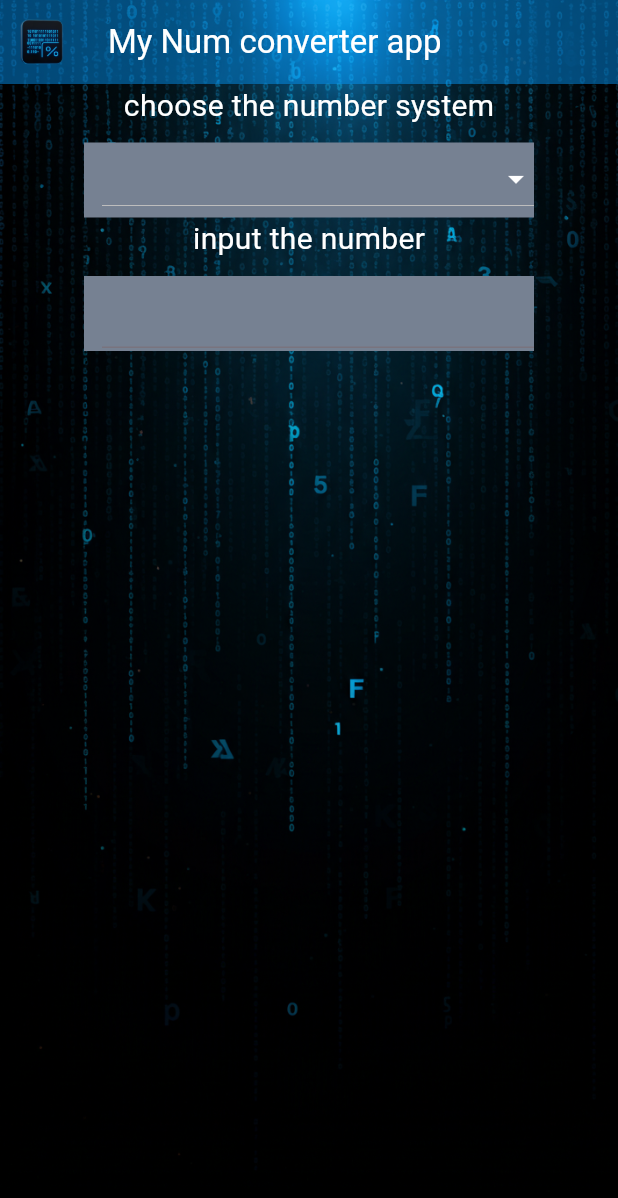
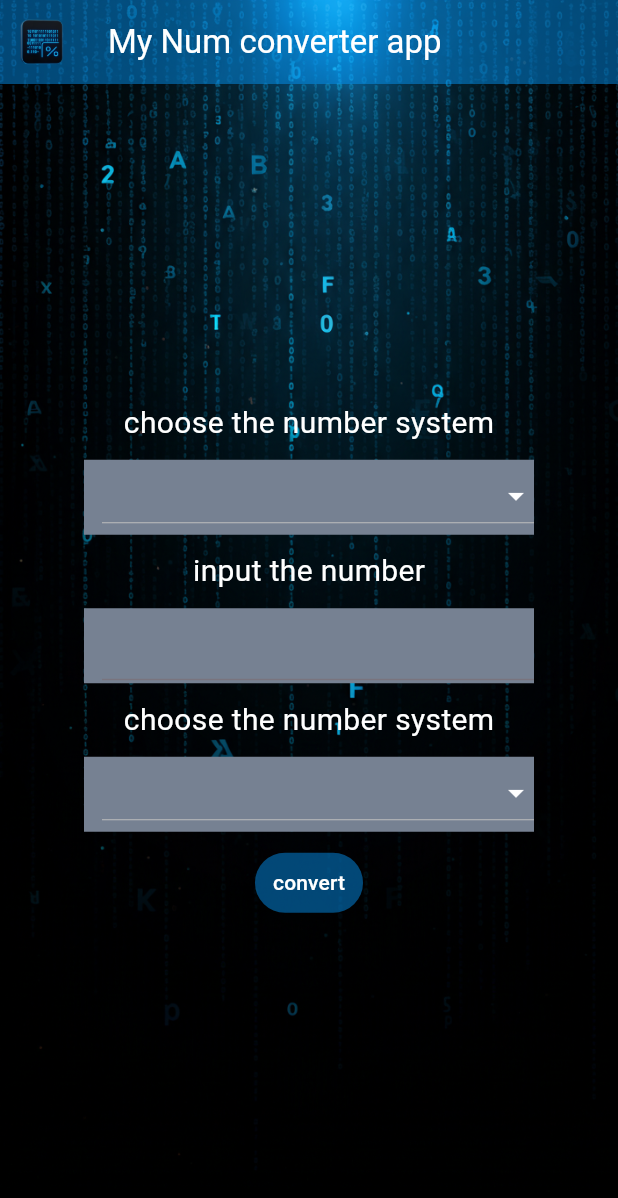
Before and after one commit to 3bcar2702/num_converter, a Flutter app: the screen it shows after launch, on a phone screen of 412 x 824 dp. Shown: the top 1198 px of the screen. Run offline on Flutter 3.47's test engine with Material 3 defaults, Android fonts, the light colour scheme and no system bars.

Commit message:
finished homePage all UI

```diff
--- a/lib/screens/home_page.dart
+++ b/lib/screens/home_page.dart
@@ -1,4 +1,6 @@
 import 'package:flutter/material.dart';
+import 'package:num_converter/screens/widgets/custom_text_button.dart';
+import 'package:num_converter/screens/widgets/custom_text_field.dart';
 import 'package:num_converter/screens/widgets/cutom_dropdown_list.dart';
 import 'package:num_converter/screens/widgets/my_app_bar.dart';
 
@@ -34,29 +36,30 @@ class _HomePageState extends State<HomePage> {
           appBar: myAppBar(),
           body: Column(
             children: [
+              Spacer(),
               Text(
                 'choose the number system',
                 style: TextStyle(color: Colors.white, fontSize: 20),
               ),
               SizedBox(height: 10),
-              custonDropdownList(),
+              CustonDropdownList(),
+              SizedBox(height: 10),
               Text(
                 'input the number',
                 style: TextStyle(color: Colors.white, fontSize: 20),
               ),
               SizedBox(height: 10),
-              Container(
-                height: 50,
-                width: 300,
-                color: const Color.fromARGB(255, 118, 129, 146),
-                child: Padding(
-                  padding: const EdgeInsets.only(left: 12.0),
-                  child: TextField(
-                    onChanged: (value) {},
-                    keyboardType: TextInputType.number,
-                  ),
-                ),
+              CustomTextField(),
+              SizedBox(height: 10),
+              Text(
+                'choose the number system',
+                style: TextStyle(color: Colors.white, fontSize: 20),
               ),
+              SizedBox(height: 10),
+              CustonDropdownList(),
+              SizedBox(height: 10),
+              CustomTextButton(),
+              Spacer(),
             ],
           ),
         ),
--- /dev/null
+++ b/lib/screens/widgets/custom_text_button.dart
@@ -0,0 +1,22 @@
+import 'package:flutter/material.dart';
+
+class CustomTextButton extends StatefulWidget {
+  const CustomTextButton({super.key});
+  @override
+  _CustomTextButton createState() => _CustomTextButton();
+}
+
+class _CustomTextButton extends State<CustomTextButton> {
+  @override
+  Widget build(BuildContext context) {
+    return TextButton(
+      onPressed: () {},
+      style: ButtonStyle(
+        backgroundColor: WidgetStateProperty.all(
+          Color.fromARGB(119, 4, 153, 252),
+        ),
+      ),
+      child: Text('convert', style: TextStyle(color: Colors.white)),
+    );
+  }
+}
--- /dev/null
+++ b/lib/screens/widgets/custom_text_field.dart
@@ -0,0 +1,26 @@
+import 'package:flutter/material.dart';
+
+class CustomTextField extends StatefulWidget {
+  @override
+  const CustomTextField({super.key});
+  @override
+  _CustomTextField createState() => _CustomTextField();
+}
+
+class _CustomTextField extends State<CustomTextField> {
+  @override
+  Widget build(BuildContext context) {
+    return Container(
+      height: 50,
+      width: 300,
+      color: const Color.fromARGB(255, 118, 129, 146),
+      child: Padding(
+        padding: const EdgeInsets.only(left: 12.0),
+        child: TextField(
+          onChanged: (value) {},
+          keyboardType: TextInputType.number,
+        ),
+      ),
+    );
+  }
+}
--- a/lib/screens/widgets/cutom_dropdown_list.dart
+++ b/lib/screens/widgets/cutom_dropdown_list.dart
@@ -1,13 +1,13 @@
 import 'package:flutter/material.dart';
 import 'package:num_converter/screens/home_page.dart';
 
-class custonDropdownList extends StatefulWidget {
-  const custonDropdownList({super.key});
+class CustonDropdownList extends StatefulWidget {
+  const CustonDropdownList({super.key});
   @override
-  _custonDropdownList createState() => _custonDropdownList();
+  _CustonDropdownList createState() => _CustonDropdownList();
 }
 
-class _custonDropdownList extends State<custonDropdownList> {
+class _CustonDropdownList extends State<CustonDropdownList> {
   @override
   Widget build(BuildContext context) {
     return Center(
```
